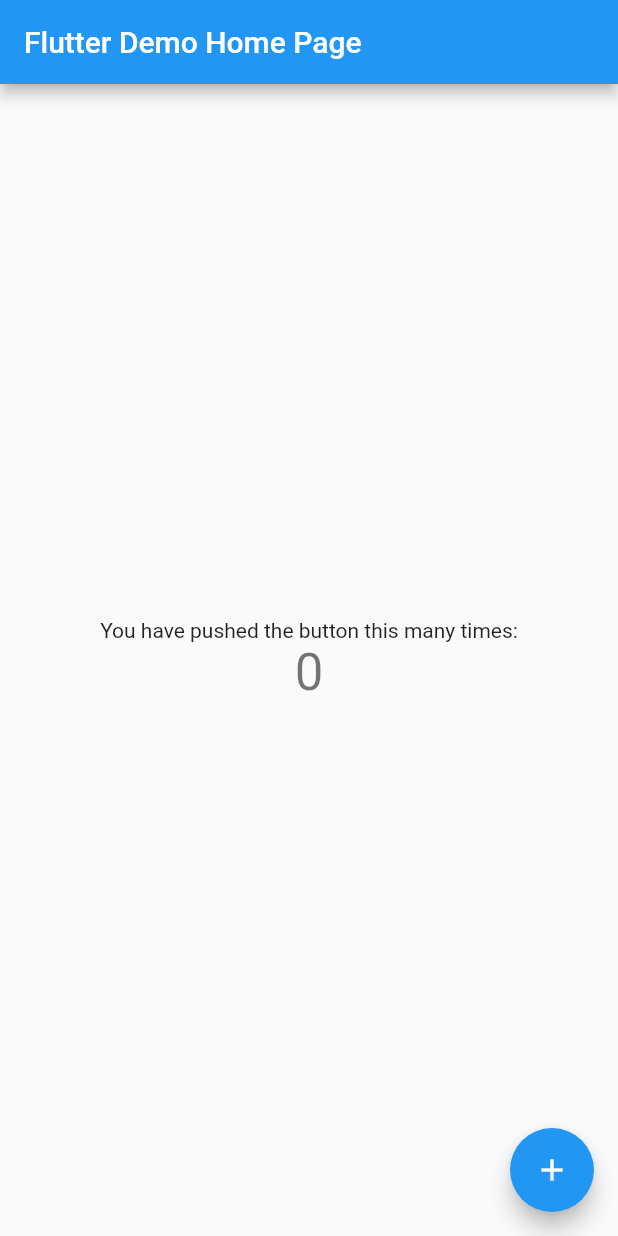
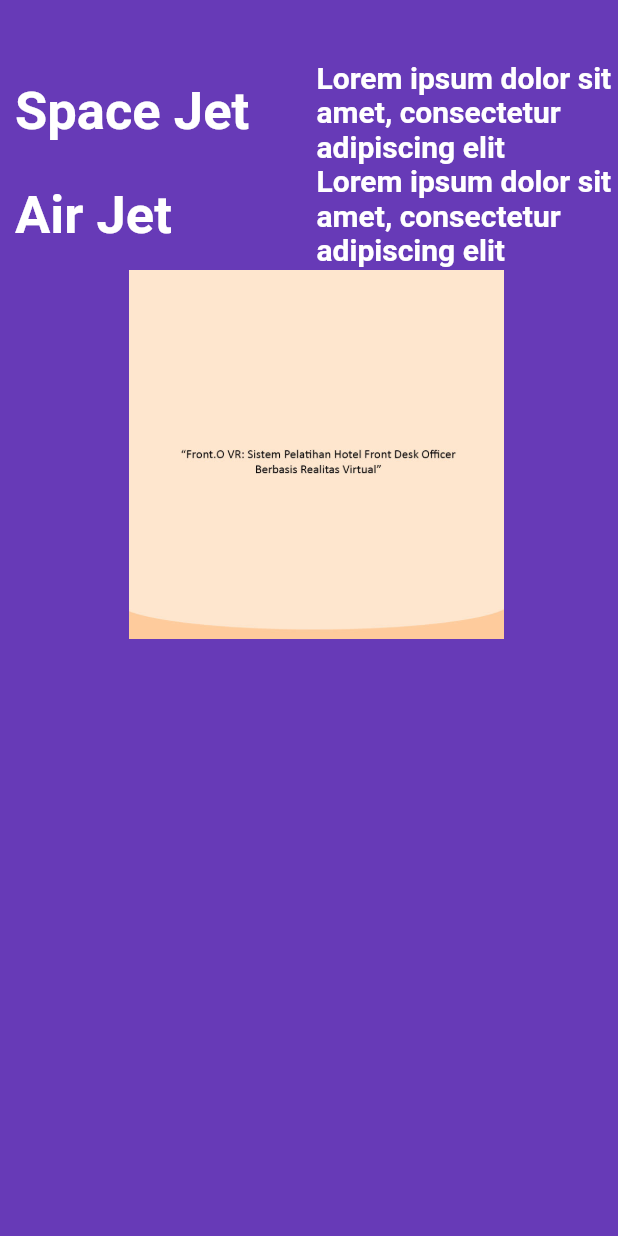
Before and after one commit to aldiramdani/flutter_begginer_course, a Flutter app: the screen it shows after launch, on a phone screen of 412 x 824 dp. Run offline on Flutter 3.47's test engine with Material 2 defaults, Android fonts, the phone set to English and light mode, and no system bars; Roboto replaces fonts that are missing (Raleway).

Commit message:
example for using Row,Column and Image URL on Flutter

```diff
--- /dev/null
+++ b/lib/home.dart
@@ -0,0 +1,82 @@
+import 'package:flutter/material.dart';
+
+class Home extends StatelessWidget {
+  @override
+  Widget build(BuildContext context) {
+    return Center(
+      child: Container(
+          padding: EdgeInsets.only(left: 10.0,top: 40.0),
+          alignment: Alignment.center,
+          color: Colors.deepPurple,
+          child: Column(
+            children: <Widget>[
+              Row(
+                children: <Widget>[
+                  Expanded(
+                      child: Text(
+                        'Space Jet',
+                        textDirection: TextDirection.ltr,
+                        style: TextStyle(
+                            decoration: TextDecoration.none,
+                            fontSize: 35.0,
+                            fontFamily: 'Raleway',
+                            fontWeight: FontWeight.w700,
+                            color: Colors.white),
+                      )),
+                  Expanded(
+                      child: Text(
+                        'Lorem ipsum dolor sit amet, consectetur adipiscing elit',
+                        textDirection: TextDirection.ltr,
+                        style: TextStyle(
+                            decoration: TextDecoration.none,
+                            fontSize: 20.0,
+                            fontFamily: 'Raleway',
+                            fontWeight: FontWeight.w700,
+                            color: Colors.white),
+                      )),
+                ],
+              ),
+              Row(
+
+                children: <Widget>[
+
+                  Expanded(
+                      child: Text(
+                        'Air Jet',
+                        textDirection: TextDirection.ltr,
+                        style: TextStyle(
+                            decoration: TextDecoration.none,
+                            fontSize: 35.0,
+                            fontFamily: 'Raleway',
+                            fontWeight: FontWeight.w700,
+                            color: Colors.white),
+                      )),
+                  Expanded(
+                      child: Text(
+                        'Lorem ipsum dolor sit amet, consectetur adipiscing elit',
+                        textDirection: TextDirection.ltr,
+                        style: TextStyle(
+                            decoration: TextDecoration.none,
+                            fontSize: 20.0,
+                            fontFamily: 'Raleway',
+                            fontWeight: FontWeight.w700,
+                            color: Colors.white),
+                      )),
+                ],
+              ),
+              FlightImageAsset()
+            ],
+          )),
+    );
+  }
+}
+//row samping column bawah
+
+class FlightImageAsset extends StatelessWidget {
+  @override
+  Widget build(BuildContext context) {
+    AssetImage assetImage = AssetImage('images/images_1.jpg');
+    Image image = Image(image: assetImage,width: 250.0,height: 250.0,);
+    return Container(child: image);
+  }
+}
--- a/lib/main.dart
+++ b/lib/main.dart
@@ -1,4 +1,5 @@
 import 'package:flutter/material.dart';
+import 'home.dart';
 
 void main() => runApp(MyApp());
 
@@ -7,7 +8,7 @@ class MyApp extends StatelessWidget {
   @override
   Widget build(BuildContext context) {
     return MaterialApp(
-      title: 'Flutter Demo',
+      title: 'Row,Column and Image URL',
       theme: ThemeData(
         // This is the theme of your application.
         //
@@ -20,92 +21,7 @@ class MyApp extends StatelessWidget {
         // is not restarted.
         primarySwatch: Colors.blue,
       ),
-      home: MyHomePage(title: 'Flutter Demo Home Page'),
+      home: Home(),debugShowCheckedModeBanner: false
     );
   }
 }
-
-class MyHomePage extends StatefulWidget {
-  MyHomePage({Key key, this.title}) : super(key: key);
-
-  // This widget is the home page of your application. It is stateful, meaning
-  // that it has a State object (defined below) that contains fields that affect
-  // how it looks.
-
-  // This class is the configuration for the state. It holds the values (in this
-  // case the title) provided by the parent (in this case the App widget) and
-  // used by the build method of the State. Fields in a Widget subclass are
-  // always marked "final".
-
-  final String title;
-
-  @override
-  _MyHomePageState createState() => _MyHomePageState();
-}
-
-class _MyHomePageState extends State<MyHomePage> {
-  int _counter = 0;
-
-  void _incrementCounter() {
-    setState(() {
-      // This call to setState tells the Flutter framework that something has
-      // changed in this State, which causes it to rerun the build method below
-      // so that the display can reflect the updated values. If we changed
-      // _counter without calling setState(), then the build method would not be
-      // called again, and so nothing would appear to happen.
-      _counter++;
-    });
-  }
-
-  @override
-  Widget build(BuildContext context) {
-    // This method is rerun every time setState is called, for instance as done
-    // by the _incrementCounter method above.
-    //
-    // The Flutter framework has been optimized to make rerunning build methods
-    // fast, so that you can just rebuild anything that needs updating rather
-    // than having to individually change instances of widgets.
-    return Scaffold(
-      appBar: AppBar(
-        // Here we take the value from the MyHomePage object that was created by
-        // the App.build method, and use it to set our appbar title.
-        title: Text(widget.title),
-      ),
-      body: Center(
-        // Center is a layout widget. It takes a single child and positions it
-        // in the middle of the parent.
-        child: Column(
-          // Column is also layout widget. It takes a list of children and
-          // arranges them vertically. By default, it sizes itself to fit its
-          // children horizontally, and tries to be as tall as its parent.
-          //
-          // Invoke "debug painting" (press "p" in the console, choose the
-          // "Toggle Debug Paint" action from the Flutter Inspector in Android
-          // Studio, or the "Toggle Debug Paint" command in Visual Studio Code)
-          // to see the wireframe for each widget.
-          //
-          // Column has various properties to control how it sizes itself and
-          // how it positions its children. Here we use mainAxisAlignment to
-          // center the children vertically; the main axis here is the vertical
-          // axis because Columns are vertical (the cross axis would be
-          // horizontal).
-          mainAxisAlignment: MainAxisAlignment.center,
-          children: <Widget>[
-            Text(
-              'You have pushed the button this many times:',
-            ),
-            Text(
-              '$_counter',
-              style: Theme.of(context).textTheme.display1,
-            ),
-          ],
-        ),
-      ),
-      floatingActionButton: FloatingActionButton(
-        onPressed: _incrementCounter,
-        tooltip: 'Increment',
-        child: Icon(Icons.add),
-      ), // This trailing comma makes auto-formatting nicer for build methods.
-    );
-  }
-}
```
